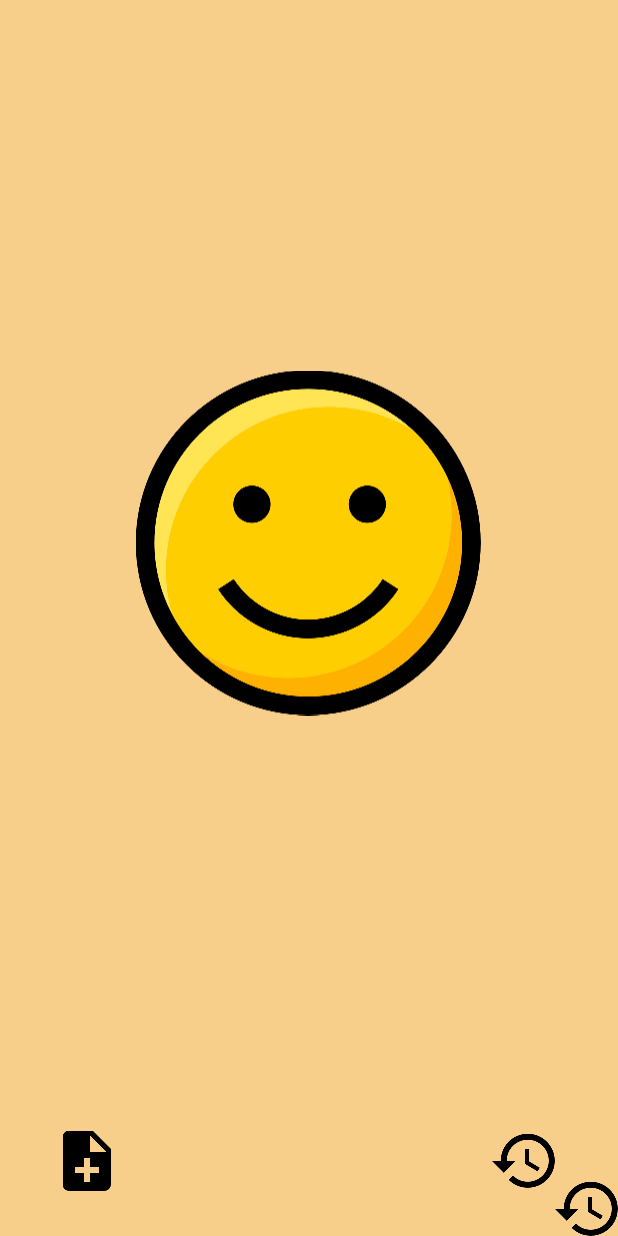
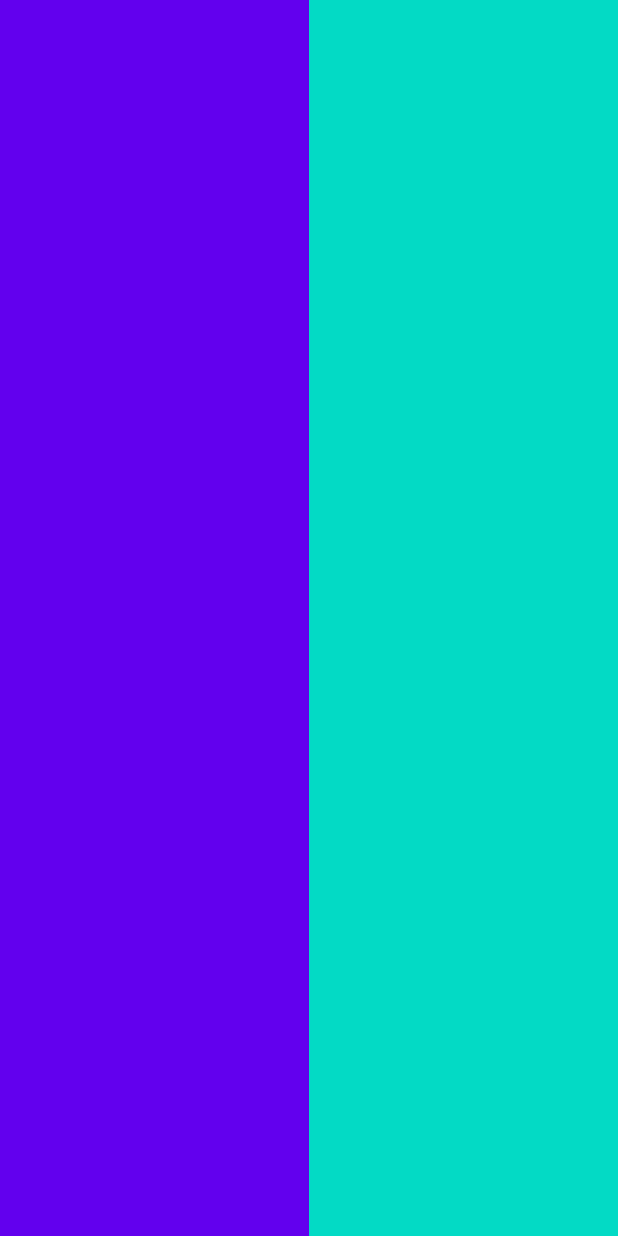
Before and after one commit to StevenBLR/MoodTracker, an Android app: the screen it shows after launch (MainActivity), on a phone screen of 412 x 824 dp. Run offline under Robolectric (Android 15) with nearby library versions, the phone set to English and light mode, and no system bars; our stand-ins replace ButterKnife.

Commit message:
Constraint layout + Style Presets

```diff
--- a/app/src/main/java/com/steven/blr/moodtracker/Activities/MainActivity.java
+++ b/app/src/main/java/com/steven/blr/moodtracker/Activities/MainActivity.java
@@ -48,6 +48,9 @@ public class MainActivity extends FragmentActivity
                 Log.d("MainActivity", "Click on History BT");
             }
         });
+
+
+
     }
 
     private void configureViewPager()
@@ -59,6 +62,16 @@ public class MainActivity extends FragmentActivity
         pager.setAdapter(pagerAdapter);
         pager.setCurrentItem(3); // Happy mood
 
+        // Listener - Call onPageSelected function when a new page is selected
+        ViewPager2.OnPageChangeCallback listener = new ViewPager2.OnPageChangeCallback() {
+            @Override
+            public void onPageSelected(int position)
+            {
+                super.onPageSelected(position);
+                Log.d("MainActivity", "Switch position to " + position);
+            }
+        };
+        pager.registerOnPageChangeCallback(listener);
     }
 
     private void initUI()
@@ -77,6 +90,11 @@ public class MainActivity extends FragmentActivity
             // Otherwise, select the previous step.
             pager.setCurrentItem(pager.getCurrentItem() - 1);
         }
+    }
+
+    private void Dzdad()
+    {
+
     }
 
 
--- a/app/src/main/res/layout/activity_main.xml
+++ b/app/src/main/res/layout/activity_main.xml
@@ -1,5 +1,6 @@
 <?xml version="1.0" encoding="utf-8"?>
-<androidx.constraintlayout.widget.ConstraintLayout android:layout_height="match_parent"
+<androidx.constraintlayout.widget.ConstraintLayout
+    android:layout_height="match_parent"
     android:layout_width="match_parent"
     xmlns:app="http://schemas.android.com/apk/res-auto"
     xmlns:android="http://schemas.android.com/apk/res/android">
@@ -14,13 +15,44 @@
         android:layout_height="0dp"/>
 
     <ImageButton
+        android:id="@+id/history_BT"
+        android:layout_width="@dimen/bt_main"
+        android:layout_height="@dimen/bt_main"
+        android:background="#00FFFFFF"
+        android:src="@drawable/ic_history_black"
+        style="@style/mainButtonPreset"
         app:layout_constraintBottom_toBottomOf="parent"
-        app:layout_constraintEnd_toEndOf="parent"
-        android:id="@+id/history_BT"
-        android:layout_width="wrap_content"
-        android:layout_height="wrap_content"
-        android:layout_gravity="end"
+        app:layout_constraintEnd_toEndOf="parent"/>
+
+    <ImageButton
+        android:id="@+id/mood_comment_BT"
+        android:layout_width="@dimen/bt_main"
+        android:layout_height="@dimen/bt_main"
+        android:layout_gravity="start"
         android:layout_weight="1"
         android:background="#00FFFFFF"
-        android:src="@drawable/ic_history_black" />
+        android:src="@drawable/ic_note_add_black"
+        style="@style/mainButtonPreset"
+        app:layout_constraintBottom_toBottomOf="parent"
+        app:layout_constraintStart_toStartOf="parent" />
+
+    <ImageView
+        android:id="@+id/color1"
+        android:layout_width="0dp"
+        android:layout_height="match_parent"
+        android:background="@color/colorPrimary"
+        app:layout_constraintStart_toStartOf="parent"
+        app:layout_constraintEnd_toEndOf="parent"
+        app:layout_constraintEnd_toStartOf="@id/color2"
+        app:layout_constraintHorizontal_weight="0.5"/>
+
+    <ImageView
+        android:id="@+id/color2"
+        android:layout_width="0dp"
+        android:layout_height="match_parent"
+        android:background="@color/colorAccent"
+        app:layout_constraintStart_toEndOf="@id/color1"
+        app:layout_constraintEnd_toEndOf="parent"
+        app:layout_constraintHorizontal_weight="0.5"/>
+
 </androidx.constraintlayout.widget.ConstraintLayout>
--- a/app/src/main/res/layout/activity_moods_history.xml
+++ b/app/src/main/res/layout/activity_moods_history.xml
@@ -9,6 +9,7 @@
     <ListView
         android:id="@+id/mood_history_list_view"
         android:layout_width="match_parent"
-        android:layout_height="match_parent" />
+        android:layout_height="match_parent"
+        />
 
 </RelativeLayout>
--- a/app/src/main/res/layout/fragment_screen_slide_page.xml
+++ b/app/src/main/res/layout/fragment_screen_slide_page.xml
@@ -16,38 +16,5 @@
         android:layout_gravity="center"
         android:layout_weight="0.5" />
 
-    <LinearLayout
-        android:id="@+id/buttons_area"
-        android:layout_width="match_parent"
-        android:layout_height="wrap_content"
-        android:layout_gravity="bottom"
-        android:gravity="bottom"
-        android:minHeight="100dp"
-        android:orientation="horizontal">
-
-        <ImageButton
-            android:id="@+id/mood_comment_BT"
-            android:layout_width="wrap_content"
-            android:layout_height="match_parent"
-            android:layout_gravity="start"
-            android:layout_weight="1"
-            android:background="#00FFFFFF"
-            android:src="@drawable/ic_note_add_black" />
-
-        <Space
-            android:layout_width="wrap_content"
-            android:layout_height="wrap_content"
-            android:layout_weight="2" />
-
-        <ImageButton
-            android:id="@+id/history_BT"
-            android:layout_width="wrap_content"
-            android:layout_height="match_parent"
-            android:layout_gravity="end"
-            android:layout_weight="1"
-            android:background="#00FFFFFF"
-            android:src="@drawable/ic_history_black" />
-
-    </LinearLayout>
 
 </LinearLayout>
--- a/app/src/main/res/values/dimens.xml
+++ b/app/src/main/res/values/dimens.xml
@@ -2,4 +2,5 @@
 <resources>
     <dimen name="text_margin">16dp</dimen>
     <dimen name="fab_margin">16dp</dimen>
+    <dimen name="bt_main">80dp</dimen>
 </resources>
--- a/app/src/main/res/values/styles.xml
+++ b/app/src/main/res/values/styles.xml
@@ -17,4 +17,9 @@
 
     <style name="AppTheme.PopupOverlay" parent="ThemeOverlay.AppCompat.Light" />
 
+    <style name="mainButtonPreset" parent="Widget.AppCompat.ImageButton">
+        <item name="android:scaleType">centerCrop</item>
+        <item name="android:layout_margin">20dp</item>
+        <item name="android:padding">20dp</item>
+    </style>
 </resources>
```
Lines whose indentation alone changed are shown as unchanged.
